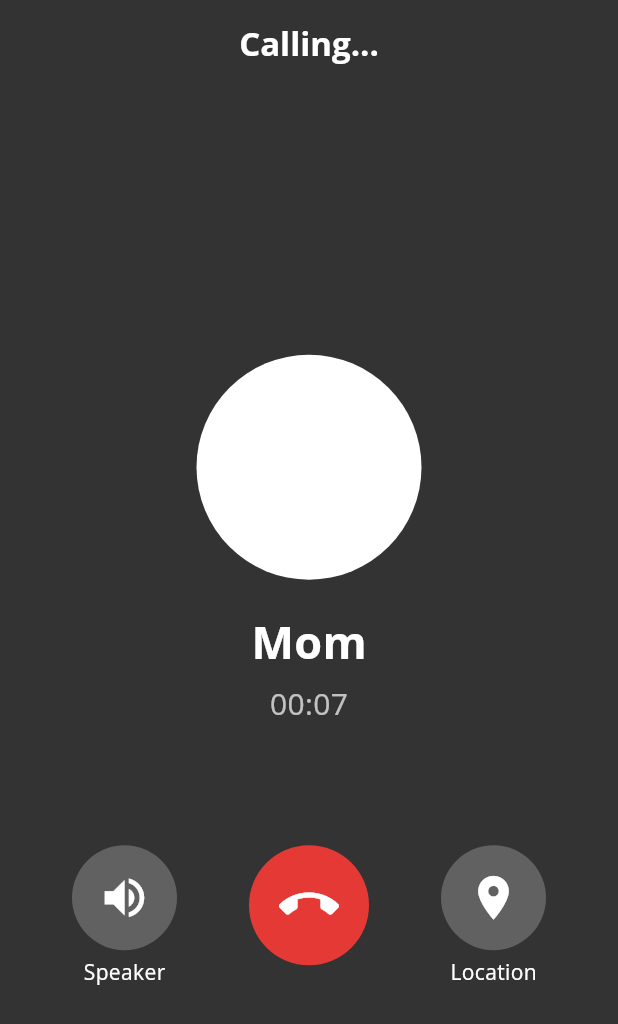
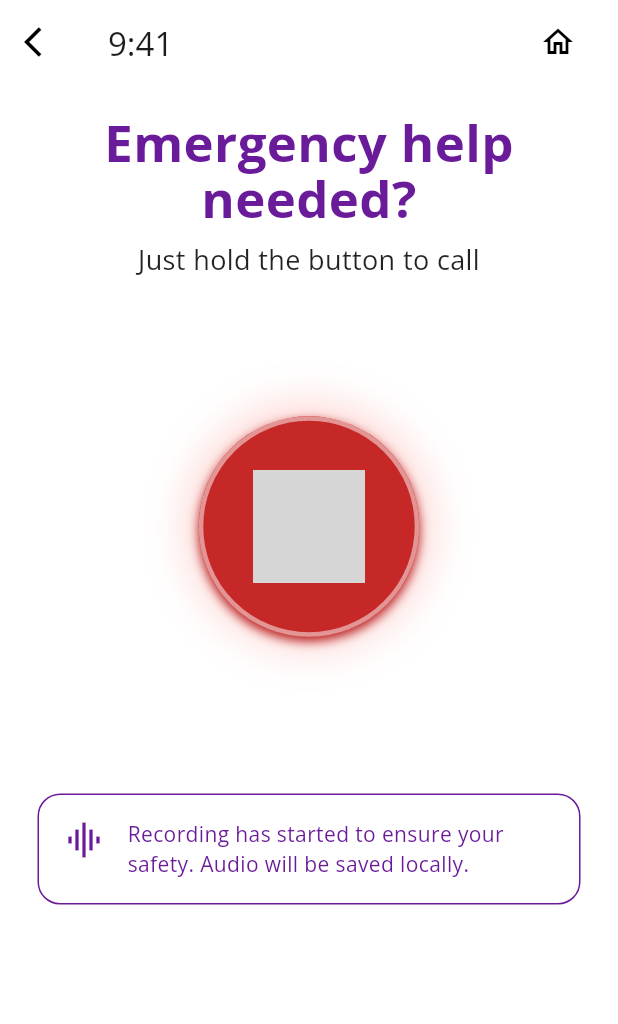
Before and after one commit to alizzati/SAFEST, a Flutter app: the screen it shows after launch, on a phone screen of 412 x 824 dp. Shown: the top 1024 px of the screen. Run offline on Flutter 3.47's test engine with Material 3 defaults, Android fonts, the phone set to English and light mode, and no system bars; our stand-ins replace audioplayers, flutter_map, geolocator, go_router, gradient_borders, latlong2; grey boxes are pictures that could not be loaded.

Commit message:
Fix: Emergency Call Page

```diff
--- a/lib/config/routes.dart
+++ b/lib/config/routes.dart
@@ -5,7 +5,7 @@ import 'package:safest/screens/home_screen.dart';
 import 'package:safest/screens/profile_screen.dart';
 import 'package:safest/screens/onboarding_screen.dart';
 import 'package:safest/screens/emergency/emergency_call_screen.dart';
-// import 'package:safest/screens/emergency/calling_screen.dart';
+import 'package:safest/screens/emergency/calling_screen.dart';
 import 'package:safest/screens/emergency/ongoing_call_screen.dart';
 import 'package:safest/screens/sign_in_screen.dart';
 import 'package:safest/screens/sign_up_screen.dart';
@@ -55,7 +55,7 @@ GoRouter createRouter() {
       GoRoute(
         path: AppRoutes.emergency,
         name: 'emergency',
-        builder: (context, state) => const CallingScreen(),
+        builder: (context, state) => const EmergencyCallScreen(),
       ),
       GoRoute(
         path: AppRoutes.calling,
--- a/lib/main.dart
+++ b/lib/main.dart
@@ -15,7 +15,8 @@ class MyApp extends StatelessWidget {
   @override
   Widget build(BuildContext context) {
     // 1. Ambil router configuration
-    final GoRouter router = createRouter(); // Asumsi fungsi ini didefinisikan di config/routes.dart
+    final GoRouter router =
+        createRouter(); // Asumsi fungsi ini didefinisikan di config/routes.dart
 
     return MaterialApp.router(
       title: 'Safest',
--- a/lib/screens/emergency/emergency_call_screen.dart
+++ b/lib/screens/emergency/emergency_call_screen.dart
@@ -1,224 +1,231 @@
 import 'dart:async';
 import 'package:flutter/material.dart';
-import 'package:audioplayers/audioplayers.dart';
-import 'package:go_router/go_router.dart';
-import 'package:safest/config/routes.dart';
+import 'package:go_router/go_router.dart'; // Digunakan untuk navigasi GoRouter
+import 'package:safest/models/emergency_status.dart'; // Pastikan path benar
+import 'package:safest/widgets/emergency/status_card.dart'; // Pastikan path benar
+import 'package:safest/widgets/emergency/end_call_confirmation_dialog.dart'; // Import showHoldButtonDialog
 
-class CallingScreen extends StatefulWidget {
-  const CallingScreen({super.key});
+class EmergencyCallScreen extends StatefulWidget {
+  const EmergencyCallScreen({super.key});
 
   @override
-  State<CallingScreen> createState() => _CallingScreenState();
+  State<EmergencyCallScreen> createState() => _EmergencyCallScreenState();
 }
 
-class _CallingScreenState extends State<CallingScreen> {
-  Timer? _navigationTimer;
+class _EmergencyCallScreenState extends State<EmergencyCallScreen> with SingleTickerProviderStateMixin {
   Timer? _statusTimer;
+  int _currentStatusIndex = 0;
 
-  // Audio Player
-  late AudioPlayer _audioPlayer;
+  late AnimationController _pulsingAnimationController;
+  late Animation<double> _pulsingAnimation;
 
-  int _seconds = 0;
-  bool _isSpeakerOn = false;
-  final String contactName = 'Mom';
+  // Konstanta Ukuran (Disetel untuk stabilitas)
+  static const double _statusCardVisualHeight = 100.0;
+  static const double _buttonSafeSize = 250.0;
+  static const double _buttonBaseSize = 180.0;
+  static const double _buttonInnerSize = 150.0;
+
+  final List<EmergencyStatus> _allStatuses = [
+    EmergencyStatus(
+      text: 'Emergency activated. Your location is being shared with your primary contact.',
+      icon: Icons.location_on,
+    ),
+    EmergencyStatus(
+      text: 'Attempting to contact your emergency contact, if they do not respond, the next person in your list will be contacted.',
+      icon: Icons.phone_in_talk,
+    ),
+    EmergencyStatus(
+      text: 'Recording has started to ensure your safety. Audio will be saved locally.',
+      icon: Icons.graphic_eq,
+    ),
+    EmergencyStatus(
+      text: 'Stay calm and follow any instructions from your emergency contacts or local authorities.',
+      icon: Icons.person_pin_circle,
+    ),
+  ];
 
   @override
   void initState() {
     super.initState();
 
-    // --- DEKLARASI & INISIALISASI AUDIO ---
-    _audioPlayer = AudioPlayer();
-    _startRinging();
-    // ----------------------------------------
+    _pulsingAnimationController = AnimationController(
+      vsync: this,
+      duration: const Duration(milliseconds: 1000),
+    )..repeat(reverse: true);
 
-    // 1. Timer Navigasi: Navigasi setelah 5 detik
-    _navigationTimer = Timer(const Duration(seconds: 5), () {
-      if (mounted) {
-        // Hentikan ringing sebelum navigasi
-        _audioPlayer.stop();
+    _pulsingAnimation = Tween<double>(begin: 0.8, end: 1.0).animate(
+      CurvedAnimation(parent: _pulsingAnimationController, curve: Curves.easeInOut),
+    );
 
-        // Navigasi ke OngoingCallScreen sambil MENGIRIMKAN STATE SPEAKER
-        Navigator.of(context).pushReplacementNamed(
-          '/ongoing_call',
-          arguments: {'isSpeakerOn': _isSpeakerOn},
-        );
+    _startStatusSequence();
   }
-    });
 
-    // 2. Timer Status: Menghitung waktu
-    _statusTimer = Timer.periodic(const Duration(seconds: 1), (t) {
-      if (!mounted) {
-        t.cancel();
-        return;
+  // Logika Looping Status
+  void _startStatusSequence() {
+    _statusTimer = Timer.periodic(const Duration(seconds: 3), (timer) {
+      setState(() {
+        if (_currentStatusIndex < _allStatuses.length - 1) {
+          _currentStatusIndex++;
+        } else {
+          _currentStatusIndex = 0; // Looping
         }
-      setState(() {
-        _seconds++;
       });
     });
   }
 
-  // Fungsi untuk memulai Ringing (Looped)
-  void _startRinging() async {
-    // Memastikan audioplayer berada dalam mode looping
-    await _audioPlayer.setReleaseMode(ReleaseMode.loop);
-    // Asumsi file 'ringing.mp3' ada di assets/audio/
-    // Anda harus mendaftarkan folder 'assets/audio/' di pubspec.yaml
-    await _audioPlayer.play(AssetSource('audio/ringing.mp3'));
-  }
-
   @override
   void dispose() {
-    // Hentikan dan dispose audio saat widget di-dispose
-    _audioPlayer.stop();
-    _audioPlayer.dispose();
-    _navigationTimer?.cancel();
     _statusTimer?.cancel();
+    _pulsingAnimationController.dispose();
     super.dispose();
-  }
-
-  // Format waktu (00:05)
-  String _formatTime(int seconds) {
-    return '00:${seconds.toString().padLeft(2, '0')}';
   }
 
   @override
   Widget build(BuildContext context) {
-    const darkGray = Color(0xFF333333);
-    const redColor = Color(0xFFE53935);
+    const primaryPurple = Color(0xFF6A1B9A);
 
     return Scaffold(
-      backgroundColor: darkGray,
+      // Kunci untuk GoRouter popUntil, meskipun tidak digunakan secara langsung di sini
+      key: const ValueKey('/emergency'),
+
+      backgroundColor: Colors.white,
       appBar: AppBar(
-        title: const Text(
-          'Calling...',
-          style: TextStyle(color: Colors.white, fontWeight: FontWeight.bold),
+        // ... (AppBar styling)
+        title: const Text('9:41'), // Update waktu di App Bar
+        centerTitle: false,
+        backgroundColor: Colors.white,
+        elevation: 0,
+        automaticallyImplyLeading: false, // Hapus tombol back default
+        actions: [
+            IconButton(
+                icon: const Icon(Icons.home_outlined, color: Colors.black),
+                onPressed: () => context.go('/home'), // Navigasi GoRouter ke Home
             ),
-        centerTitle: true,
-        backgroundColor: darkGray,
-        elevation: 0,
-        automaticallyImplyLeading: false,
-      ),
-      body: Center(
-        child: Column(
-          mainAxisAlignment: MainAxisAlignment.center,
-          children: [
-            // Avatar (Lingkaran Putih)
-            Container(
-              width: 150,
-              height: 150,
-              decoration: const BoxDecoration(
-                shape: BoxShape.circle,
-                color: Colors.white,
+            const SizedBox(width: 16),
+        ],
+        leading: IconButton(
+            icon: const Icon(Icons.arrow_back_ios, color: Colors.black),
+            onPressed: () => context.pop(), // Navigasi GoRouter kembali
         ),
       ),
+      body: SingleChildScrollView(
+        padding: const EdgeInsets.symmetric(horizontal: 25.0),
+        child: Column(
+          crossAxisAlignment: CrossAxisAlignment.center,
+          children: [
             const SizedBox(height: 20),
 
-            // Contact Name
-            Text(
-              contactName,
-              style: const TextStyle(
-                color: Colors.white,
-                fontSize: 30,
+            const Text(
+              'Emergency help\nneeded?',
+              textAlign: TextAlign.center,
+              style: TextStyle(
+                fontSize: 34,
                 fontWeight: FontWeight.bold,
+                color: primaryPurple,
+                height: 1.1,
               ),
             ),
-            const SizedBox(height: 5),
-
-            // Waktu
-            Text(
-              _formatTime(_seconds),
-              style: const TextStyle(
-                color: Colors.white70,
-                fontSize: 20,
+            const SizedBox(height: 10),
+            const Text(
+              'Just hold the button to call',
+              textAlign: TextAlign.center,
+              style: TextStyle(
+                fontSize: 18,
+                color: Colors.black87,
               ),
             ),
-            const SizedBox(height: 80),
+            const SizedBox(height: 40),
 
-            // Call Actions
-            Row(
-              mainAxisAlignment: MainAxisAlignment.spaceEvenly,
-              children: [
-                // 1. Speaker Button
+            _buildCallButton(),
+
+            const SizedBox(height: 40),
+
+            // Daftar Status Dinamis (Stabil)
             SizedBox(
-                  height: 80, // Menyesuaikan tinggi dengan End Call Button
-                  child: Center(
-                    child: _buildActionCircle(
-                      Icons.volume_up,
-                      'Speaker',
-                      onTap: () => setState(() => _isSpeakerOn = !_isSpeakerOn),
-                      isActive: _isSpeakerOn,
+              height: _statusCardVisualHeight,
+              child: AnimatedSwitcher(
+                duration: const Duration(milliseconds: 500),
+                transitionBuilder: (Widget child, Animation<double> animation) {
+                  return FadeTransition(opacity: animation, child: child);
+                },
+                child: StatusCard(
+                  key: ValueKey(_currentStatusIndex),
+                  status: _allStatuses[_currentStatusIndex],
                 ),
               ),
             ),
 
-                // 2. End Call Button (80x80)
-                GestureDetector(
-                  onTap: () {
-                    // Hentikan ringing dan kembali ke Emergency Screen
-                    _audioPlayer.stop();
-                    Navigator.of(context).pop();
-                  },
-                  child: Container(
-                    width: 80,
-                    height: 80,
-                    decoration: BoxDecoration(
-                      shape: BoxShape.circle,
-                      color: redColor,
-                    ),
-                    child: const Icon(
-                      Icons.call_end,
-                      color: Colors.white,
-                      size: 40,
-                    ),
-                  ),
-                ),
-
-                // 3. Location Button
-                SizedBox(
-                  height: 80, // Menyesuaikan tinggi dengan End Call Button
-                  child: Center(
-                    child: _buildActionCircle(
-                      Icons.location_on,
-                      'Location',
-                    ),
-                  ),
-                ),
-              ],
-            ),
+            const SizedBox(height: 20),
           ],
         ),
       ),
     );
   }
 
-  // Mengubah _buildActionCircle agar menerima onTap dan isActive
-  Widget _buildActionCircle(
-    IconData icon,
-    String label, {
-    VoidCallback? onTap,
-    bool isActive = false,
-  }) {
-    const darkGray = Color(0xFF333333);
-    const lightGray = Color(0xFF616161);
-    const activeColor = Colors.white;
+  Widget _buildCallButton() {
+    return SizedBox(
+      width: _buttonSafeSize,
+      height: _buttonSafeSize,
+      child: Center(
+        child: GestureDetector(
+          // --- SINGLE TAP (POPOVER) ---
+          onTap: () {
+            // Memanggil popover "Hold the button"
+            showHoldButtonDialog(context);
+          },
+          // --- LONG PRESS (NAVIGASI KE CALLING) ---
+          onLongPress: () {
+            _statusTimer?.cancel();
 
-    final bgColor = isActive ? activeColor : lightGray;
-    final iconColor = isActive ? darkGray : Colors.white;
-
-    return Column(
-      children: [
-        GestureDetector(
-          onTap: onTap,
+            // Navigasi GoRouter menggunakan nama rute
+            context.pushReplacementNamed('calling');
+          },
+          child: AnimatedBuilder(
+            animation: _pulsingAnimation,
+            builder: (context, child) {
+              return Container(
+                width: _buttonBaseSize * _pulsingAnimation.value,
+                height: _buttonBaseSize * _pulsingAnimation.value,
+                decoration: BoxDecoration(
+                  shape: BoxShape.circle,
+                  color: const Color(0xFFE53935),
+                  boxShadow: [
+                    BoxShadow(
+                      color: Colors.red.withOpacity(_pulsingAnimation.value * 0.3),
+                      blurRadius: 25,
+                      spreadRadius: 8 * _pulsingAnimation.value,
+                    ),
+                    const BoxShadow(
+                      color: Color(0xFFB71C1C),
+                      offset: Offset(0, 3),
+                      blurRadius: 5,
+                    ),
+                  ],
+                ),
+                child: Center(
                   child: Container(
-            width: 70,
-            height: 70,
-            decoration: BoxDecoration(shape: BoxShape.circle, color: bgColor),
-            child: Icon(icon, color: iconColor, size: 35),
+                    width: _buttonInnerSize,
+                    height: _buttonInnerSize,
+                    decoration: BoxDecoration(
+                      shape: BoxShape.circle,
+                      border: Border.all(color: Colors.white.withOpacity(0.5), width: 3),
+                      color: const Color(0xFFC62828),
+                    ),
+                    child: Center(
+                      child: Image.asset(
+                        'assets/images/image_63e8bd.png',
+                        width: 75,
+                        height: 75,
+                        color: Colors.white,
                       ),
                     ),
-        const SizedBox(height: 5),
-        Text(label, style: const TextStyle(color: Colors.white, fontSize: 14)),
-      ],
+                  ),
+                ),
+              );
+            },
+          ),
+        ),
+      ),
     );
   }
 }
--- a/pubspec.yaml
+++ b/pubspec.yaml
@@ -32,7 +32,6 @@ dev_dependencies:
   flutter_test:
     sdk: flutter
   flutter_lints: ^5.0.0
-  audioplayers: ^5.2.1
 
 flutter:
   uses-material-design: true
```
Also changed, not shown: 2 other files. Lines whose indentation alone changed are shown as unchanged.
